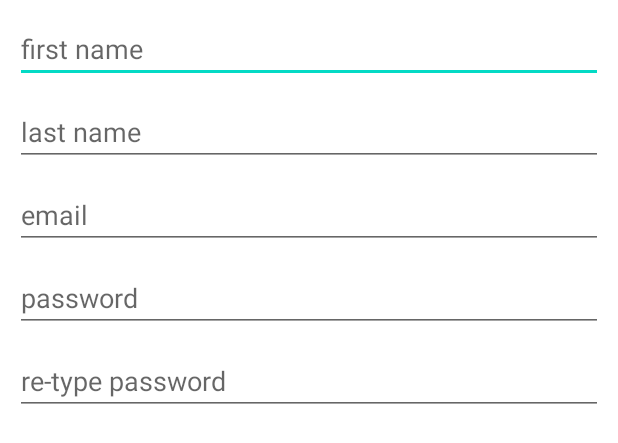
After one commit to maharshi66/PseudoGen, an Android app: the layout signup_dialog.xml on its own in the app's theme, with its tools: preview values and no code run, on a phone screen of 412 x 824 dp. The commit adds this screen. Shown: the top 443 px of the screen. Run offline under Robolectric (Android 15) with nearby library versions, the phone set to English and light mode, and no system bars.

Commit message:
Sign Up and Sign In action complete for Email Auth with Firebase. Custom alert dialog built for sign up. TODO: Build the next activity with nav bar and tabs for code editor

```diff
--- a/app/src/main/res/layout/activity_email_sign_in.xml
+++ b/app/src/main/res/layout/activity_email_sign_in.xml
@@ -46,7 +46,6 @@
         android:ems="10"
         android:hint="password"
         android:inputType="textPersonName|textPassword"
-        android:text="Name"
         app:layout_constraintBottom_toBottomOf="parent"
         app:layout_constraintEnd_toEndOf="parent"
         app:layout_constraintStart_toStartOf="parent"
@@ -56,8 +55,8 @@
         android:id="@+id/emailSignInButton"
         android:layout_width="wrap_content"
         android:layout_height="wrap_content"
-        android:layout_marginTop="76dp"
-        android:layout_marginBottom="181dp"
+        android:layout_marginTop="113dp"
+        android:layout_marginBottom="144dp"
         android:onClick="signInClicked"
         android:text="Go"
         app:layout_constraintBottom_toBottomOf="parent"
@@ -65,4 +64,5 @@
         app:layout_constraintHorizontal_bias="0.5"
         app:layout_constraintStart_toStartOf="parent"
         app:layout_constraintTop_toBottomOf="@+id/passwordEditText" />
+
 </androidx.constraintlayout.widget.ConstraintLayout>
--- /dev/null
+++ b/app/src/main/res/layout/signup_dialog.xml
@@ -0,0 +1,47 @@
+<?xml version="1.0" encoding="utf-8"?>
+<LinearLayout xmlns:android="http://schemas.android.com/apk/res/android"
+    xmlns:tools="http://schemas.android.com/tools"
+    android:layout_width="match_parent"
+    android:layout_height="match_parent"
+    android:padding="10dp"
+    android:orientation="vertical">
+
+    <EditText
+        android:id="@+id/firstNameEditText"
+        android:layout_width="match_parent"
+        android:layout_height="wrap_content"
+        android:hint="first name"
+        android:inputType="text" />
+
+    <EditText
+        android:id="@+id/lastNameEditText"
+        android:layout_width="match_parent"
+        android:layout_height="wrap_content"
+        android:layout_marginTop = "10dp"
+        android:hint="last name"
+        android:inputType="text" />
+
+    <EditText
+        android:id="@+id/signUpEmailText"
+        android:layout_width="match_parent"
+        android:layout_height="wrap_content"
+        android:layout_marginTop = "10dp"
+        android:hint="email"
+        android:inputType="text" />
+
+    <EditText
+        android:id="@+id/signUpPasswordEditText"
+        android:layout_width="match_parent"
+        android:layout_height="wrap_content"
+        android:layout_marginTop = "10dp"
+        android:hint="password"
+        android:inputType="textPersonName|textPassword"/>
+
+    <EditText
+        android:id="@+id/retypePasswordEditText"
+        android:layout_width="match_parent"
+        android:layout_height="wrap_content"
+        android:layout_marginTop = "10dp"
+        android:hint="re-type password"
+        android:inputType="textPersonName|textPassword"/>
+</LinearLayout>
```
Also changed, not shown: app/src/main/java/com/maharshiappdev/pseudogen/EmailSignInActivity.java (+75 -3 lines).
